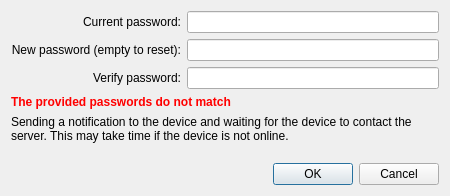
First picture: the form in FWAdminLib/FirmwarePasswordDlg.ui, repository fw-dev/translations, before the edit.
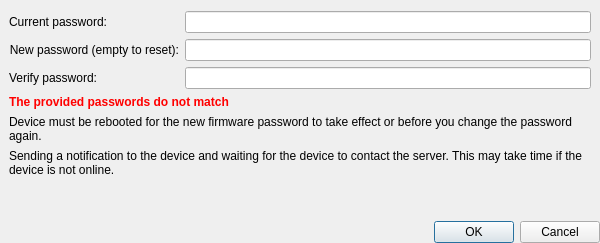
Second picture: the form after the edit. Custom widgets are drawn as their Qt base class.

Patch:
```diff
--- a/FWAdminLib/FirmwarePasswordDlg.ui
+++ b/FWAdminLib/FirmwarePasswordDlg.ui
@@ -6,26 +6,37 @@
    <rect>
     <x>0</x>
     <y>0</y>
-    <width>450</width>
-    <height>196</height>
+    <width>600</width>
+    <height>243</height>
    </rect>
   </property>
-  <property name="minimumSize">
-   <size>
-    <width>450</width>
-    <height>0</height>
-   </size>
-  </property>
   <property name="windowTitle">
    <string>Firmware Password</string>
   </property>
-  <layout class="QGridLayout" name="gridLayout">
-   <property name="verticalSpacing">
-    <number>6</number>
+  <layout class="QVBoxLayout" name="verticalLayout_3">
+   <property name="spacing">
+    <number>0</number>
    </property>
-   <item row="6" column="0">
-    <widget class="CircularProgressIndicator" name="widgetProgress" native="true"/>
-   </item>
+   <property name="leftMargin">
+    <number>0</number>
+   </property>
+   <property name="rightMargin">
+    <number>0</number>
+   </property>
+   <property name="bottomMargin">
+    <number>0</number>
+   </property>
+   <item>
+    <widget class="QWidget" name="widget" native="true">
+     <layout class="QVBoxLayout" name="verticalLayout_2">
+      <property name="topMargin">
+       <number>0</number>
+      </property>
+      <property name="bottomMargin">
+       <number>0</number>
+      </property>
+      <item>
+       <layout class="QFormLayout" name="formLayout">
    <item row="0" column="0">
     <widget class="QLabel" name="labelCurrentPassword">
      <property name="text">
@@ -36,6 +47,13 @@
      </property>
     </widget>
    </item>
+        <item row="0" column="1">
+         <widget class="QLineEdit" name="lineEditCurrentPassword">
+          <property name="echoMode">
+           <enum>QLineEdit::Password</enum>
+          </property>
+         </widget>
+        </item>
    <item row="1" column="0">
     <widget class="QLabel" name="labelNewPassword">
      <property name="text">
@@ -46,6 +64,13 @@
      </property>
     </widget>
    </item>
+        <item row="1" column="1">
+         <widget class="QLineEdit" name="lineEditNewPassword">
+          <property name="echoMode">
+           <enum>QLineEdit::Password</enum>
+          </property>
+         </widget>
+        </item>
    <item row="2" column="0">
     <widget class="QLabel" name="labelVerifyPassword">
      <property name="text">
@@ -56,20 +81,6 @@
      </property>
     </widget>
    </item>
-   <item row="1" column="1">
-    <widget class="QLineEdit" name="lineEditNewPassword">
-     <property name="echoMode">
-      <enum>QLineEdit::Password</enum>
-     </property>
-    </widget>
-   </item>
-   <item row="0" column="1">
-    <widget class="QLineEdit" name="lineEditCurrentPassword">
-     <property name="echoMode">
-      <enum>QLineEdit::Password</enum>
-     </property>
-    </widget>
-   </item>
    <item row="2" column="1">
     <widget class="QLineEdit" name="lineEditVerifyPassword">
      <property name="echoMode">
@@ -77,35 +88,35 @@
      </property>
     </widget>
    </item>
-   <item row="6" column="1">
-    <widget class="QDialogButtonBox" name="buttonBox">
-     <property name="standardButtons">
-      <set>QDialogButtonBox::Cancel|QDialogButtonBox::Ok</set>
-     </property>
-    </widget>
-   </item>
-   <item row="5" column="1">
-    <spacer name="verticalSpacer">
-     <property name="orientation">
-      <enum>Qt::Vertical</enum>
-     </property>
-     <property name="sizeHint" stdset="0">
-      <size>
-       <width>20</width>
-       <height>50</height>
-      </size>
-     </property>
-    </spacer>
-   </item>
-   <item row="3" column="0" colspan="2">
+       </layout>
+      </item>
+      <item>
+       <layout class="QVBoxLayout" name="verticalLayout">
+        <item>
     <widget class="QLabel" name="labelPasswordMismatch">
      <property name="text">
       <string>&lt;html&gt;&lt;head/&gt;&lt;body&gt;&lt;p&gt;&lt;span style=&quot; font-weight:600; color:#ff0000;&quot;&gt;The provided passwords do not match&lt;/span&gt;&lt;/p&gt;&lt;/body&gt;&lt;/html&gt;</string>
      </property>
     </widget>
    </item>
-   <item row="4" column="0" colspan="2">
+        <item>
+         <widget class="QLabel" name="labelSetFirmwarePasswordWarning">
+          <property name="text">
+           <string>Device must be rebooted for the new firmware password to take effect or before you change the password again.</string>
+          </property>
+          <property name="wordWrap">
+           <bool>true</bool>
+          </property>
+         </widget>
+        </item>
+        <item>
     <widget class="QLabel" name="labelInfo">
+          <property name="sizePolicy">
+           <sizepolicy hsizetype="Preferred" vsizetype="Preferred">
+            <horstretch>0</horstretch>
+            <verstretch>0</verstretch>
+           </sizepolicy>
+          </property>
      <property name="text">
       <string>Sending a notification to the device and waiting for the device to contact the server. This may take time if the device is not online.</string>
      </property>
@@ -115,6 +126,63 @@
     </widget>
    </item>
   </layout>
+      </item>
+     </layout>
+    </widget>
+   </item>
+   <item>
+    <spacer name="verticalSpacer">
+     <property name="orientation">
+      <enum>Qt::Vertical</enum>
+     </property>
+     <property name="sizeHint" stdset="0">
+      <size>
+       <width>20</width>
+       <height>80</height>
+      </size>
+     </property>
+    </spacer>
+   </item>
+   <item>
+    <layout class="QHBoxLayout" name="horizontalLayout">
+     <property name="bottomMargin">
+      <number>0</number>
+     </property>
+     <item>
+      <spacer name="horizontalSpacer">
+       <property name="orientation">
+        <enum>Qt::Horizontal</enum>
+       </property>
+       <property name="sizeType">
+        <enum>QSizePolicy::Fixed</enum>
+       </property>
+       <property name="sizeHint" stdset="0">
+        <size>
+         <width>5</width>
+         <height>20</height>
+        </size>
+       </property>
+      </spacer>
+     </item>
+     <item>
+      <widget class="CircularProgressIndicator" name="widgetProgress" native="true"/>
+     </item>
+     <item>
+      <widget class="QDialogButtonBox" name="buttonBox">
+       <property name="sizePolicy">
+        <sizepolicy hsizetype="Minimum" vsizetype="Fixed">
+         <horstretch>0</horstretch>
+         <verstretch>0</verstretch>
+        </sizepolicy>
+       </property>
+       <property name="standardButtons">
+        <set>QDialogButtonBox::Cancel|QDialogButtonBox::Ok</set>
+       </property>
+      </widget>
+     </item>
+    </layout>
+   </item>
+  </layout>
  </widget>
  <customwidgets>
   <customwidget>
```
Left out of the diff: 1 changed line with no effect on the pictures. Lines whose indentation alone changed are shown as unchanged.
